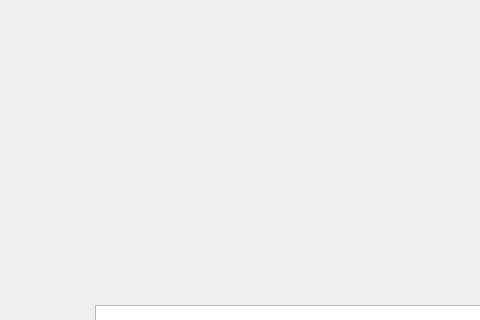
The window that PostMachine.ui (DimaChesnokov/PostMachine) describes before a commit, drawn with Qt 5; both pictures show x 205 to 685 and y 95 to 415 of the 1199 by 830 pixel window.
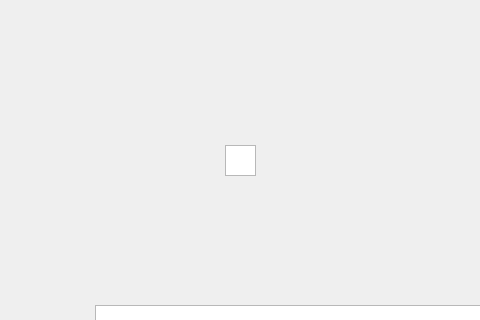
The same window after the commit.

```diff
--- a/PostMachine.ui
+++ b/PostMachine.ui
@@ -222,6 +222,16 @@
      <string>Очистить</string>
     </property>
    </widget>
+   <widget class="QTextEdit" name="textEdit">
+    <property name="geometry">
+     <rect>
+      <x>430</x>
+      <y>240</y>
+      <width>31</width>
+      <height>31</height>
+     </rect>
+    </property>
+   </widget>
   </widget>
   <widget class="QMenuBar" name="menubar">
    <property name="geometry">
```
